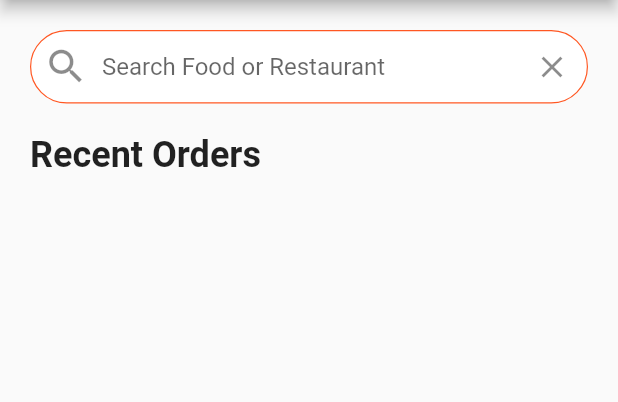
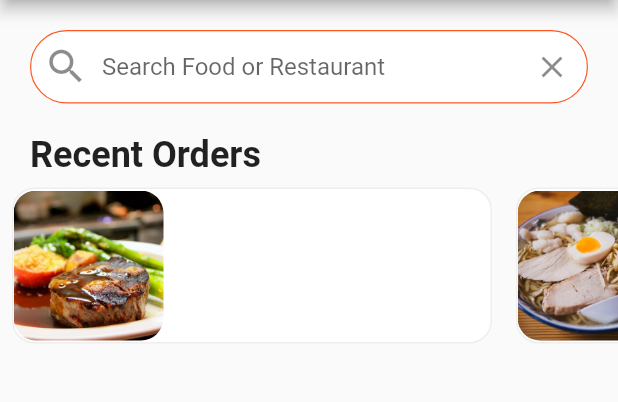
Before and after one commit to eslamyounis1/Flutter_Food_Delivery_App_UI, a Flutter app: the screen it shows after launch, on a phone screen of 412 x 824 dp, the part 84-486 px from its top. Run offline on Flutter 3.47's test engine with Material 2 defaults, Android fonts, the phone set to English and light mode, and no system bars.

Commit message:
recent_order

```diff
--- a/lib/widgets/recent_orders.dart
+++ b/lib/widgets/recent_orders.dart
@@ -1,4 +1,7 @@
 import 'package:flutter/cupertino.dart';
+import 'package:flutter/material.dart';
+import 'package:flutter_food_delivery_ui/data/data.dart';
+import 'package:flutter_food_delivery_ui/models/order.dart';
 
 class RecentOrders extends StatelessWidget {
   const RecentOrders({Key? key}) : super(key: key);
@@ -7,8 +10,8 @@ class RecentOrders extends StatelessWidget {
   Widget build(BuildContext context) {
     return Column(
       crossAxisAlignment: CrossAxisAlignment.start,
-      children: const [
-        Padding(
+      children: [
+        const Padding(
           padding: EdgeInsets.symmetric(
             horizontal: 20.0,
           ),
@@ -20,8 +23,46 @@ class RecentOrders extends StatelessWidget {
             ),
           ),
         ),
-
+        Container(
+          height: 120,
+          // color: Colors.blue,
+          child: ListView.builder(
+            scrollDirection: Axis.horizontal,
+            itemCount: currentUser.orders.length,
+            itemBuilder: (context, index) {
+              Order order = currentUser.orders[index];
+              return _buildRecentOrder(context, order);
+            },
+          ),
+        ),
       ],
     );
   }
+
+  _buildRecentOrder(context, Order order) => Container(
+        margin: const EdgeInsets.all(8.0),
+        width: 320.0,
+        decoration: BoxDecoration(
+          color: Colors.white,
+          borderRadius: BorderRadius.circular(15.0),
+          border: Border.all(
+            width: 1.0,
+            color: Colors.grey[200]!,
+            style: BorderStyle.solid,
+          ),
+        ),
+        child: Row(
+          children: [
+            ClipRRect(
+              borderRadius: BorderRadius.circular(15.0),
+              child: Image(
+                height: 100.0,
+                width: 100.0,
+                image: AssetImage(order.food.imageUrl),
+                fit: BoxFit.cover,
+              ),
+            ),
+          ],
+        ),
+      );
 }
```
